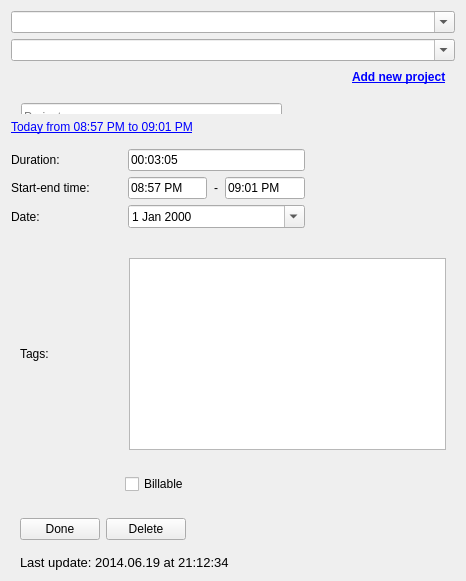
Above: src/ui/linux/TogglDesktop/timeentryeditorwidget.ui from toggl-open-source/toggldesktop before the change. Below: the same form after it.
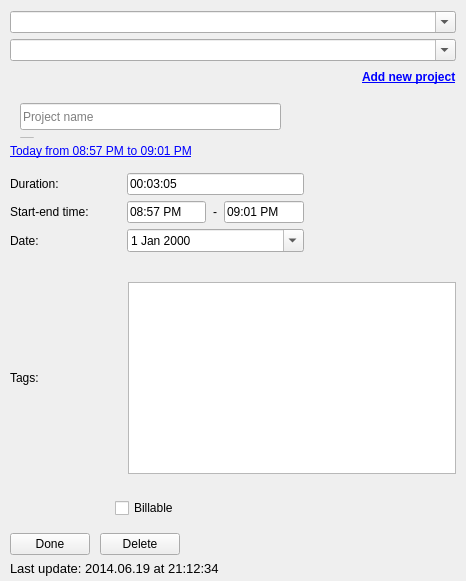
That is the form after the change.

Commit message: Time entry edit view alignment (linux)

Diff of the .ui file:
```diff
--- a/src/ui/linux/TogglDesktop/timeentryeditorwidget.ui
+++ b/src/ui/linux/TogglDesktop/timeentryeditorwidget.ui
@@ -14,6 +14,15 @@
    <string>Form</string>
   </property>
   <layout class="QVBoxLayout" name="verticalLayout">
+   <property name="leftMargin">
+    <number>10</number>
+   </property>
+   <property name="rightMargin">
+    <number>10</number>
+   </property>
+   <property name="bottomMargin">
+    <number>5</number>
+   </property>
    <item>
     <widget class="QComboBox" name="description">
      <property name="editable">
@@ -34,9 +43,15 @@
    <item>
     <widget class="QWidget" name="widget" native="true">
      <layout class="QHBoxLayout" name="horizontalLayout">
+      <property name="leftMargin">
+       <number>0</number>
+      </property>
       <property name="topMargin">
        <number>0</number>
       </property>
+      <property name="rightMargin">
+       <number>0</number>
+      </property>
       <property name="bottomMargin">
        <number>0</number>
       </property>
@@ -387,6 +402,15 @@
    <item>
     <widget class="QWidget" name="widget_4" native="true">
      <layout class="QHBoxLayout" name="horizontalLayout_2">
+      <property name="spacing">
+       <number>15</number>
+      </property>
+      <property name="leftMargin">
+       <number>0</number>
+      </property>
+      <property name="rightMargin">
+       <number>0</number>
+      </property>
       <item>
        <widget class="QLabel" name="label_3">
         <property name="minimumSize">
@@ -415,6 +439,12 @@
       <enum>QFrame::Raised</enum>
      </property>
      <layout class="QHBoxLayout" name="horizontalLayout_5">
+      <property name="spacing">
+       <number>15</number>
+      </property>
+      <property name="leftMargin">
+       <number>0</number>
+      </property>
       <item>
        <spacer name="horizontalSpacer_3">
         <property name="orientation">
@@ -444,6 +474,18 @@
    <item>
     <widget class="QWidget" name="widget_5" native="true">
      <layout class="QHBoxLayout" name="horizontalLayout_3">
+      <property name="spacing">
+       <number>10</number>
+      </property>
+      <property name="leftMargin">
+       <number>0</number>
+      </property>
+      <property name="topMargin">
+       <number>0</number>
+      </property>
+      <property name="bottomMargin">
+       <number>0</number>
+      </property>
       <item>
        <widget class="QPushButton" name="doneButton">
         <property name="text">
@@ -486,9 +528,15 @@
       <property name="spacing">
        <number>0</number>
       </property>
+      <property name="leftMargin">
+       <number>0</number>
+      </property>
       <property name="topMargin">
        <number>0</number>
       </property>
+      <property name="rightMargin">
+       <number>0</number>
+      </property>
       <property name="bottomMargin">
        <number>0</number>
       </property>
```
